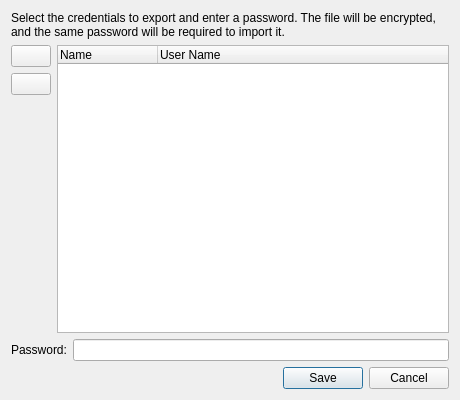
Qt form source/client/desktop/credentials/credential_export_dialog.ui (dchapyshev/aspia) before a commit.
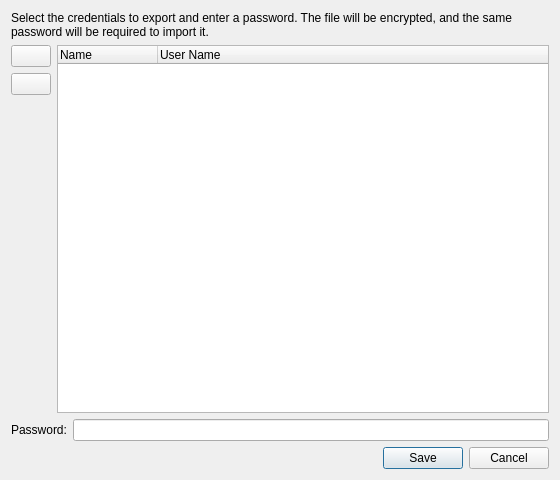
The same form after that commit. Icons and pictures are not drawn. Custom widgets are drawn as their Qt base class.

Commit message: Import/export improvements for new credentials type.

```diff
--- a/source/client/desktop/credentials/credential_export_dialog.ui
+++ b/source/client/desktop/credentials/credential_export_dialog.ui
@@ -6,8 +6,8 @@
    <rect>
     <x>0</x>
     <y>0</y>
-    <width>460</width>
-    <height>400</height>
+    <width>560</width>
+    <height>480</height>
    </rect>
   </property>
   <property name="windowTitle">
@@ -100,15 +100,6 @@
      </item>
      <item>
       <widget class="QTreeWidget" name="tree_credentials">
-       <property name="indentation">
-        <number>0</number>
-       </property>
-       <property name="rootIsDecorated">
-        <bool>false</bool>
-       </property>
-       <property name="itemsExpandable">
-        <bool>false</bool>
-       </property>
        <column>
         <property name="text">
          <string>Name</string>
```
The commit also changes 8 other files.
